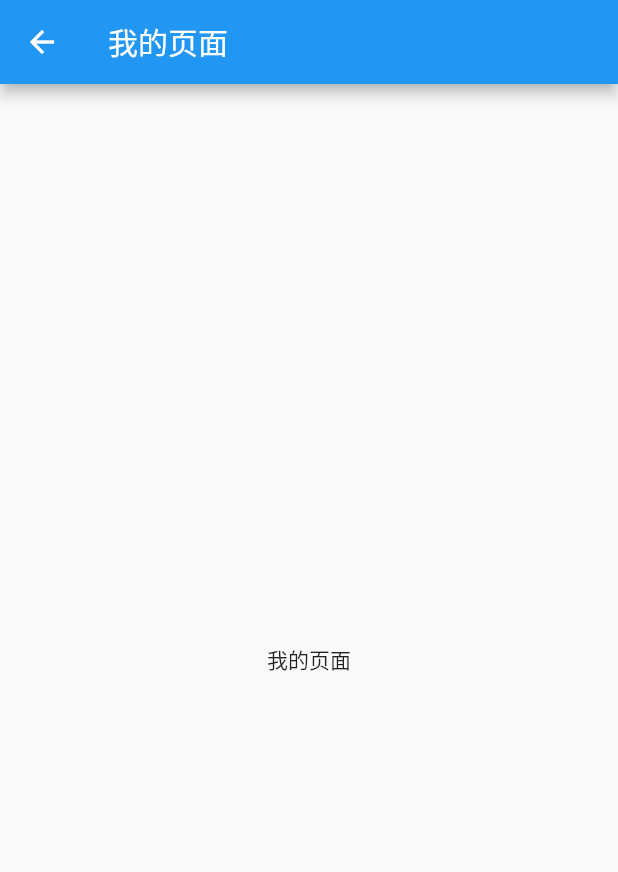
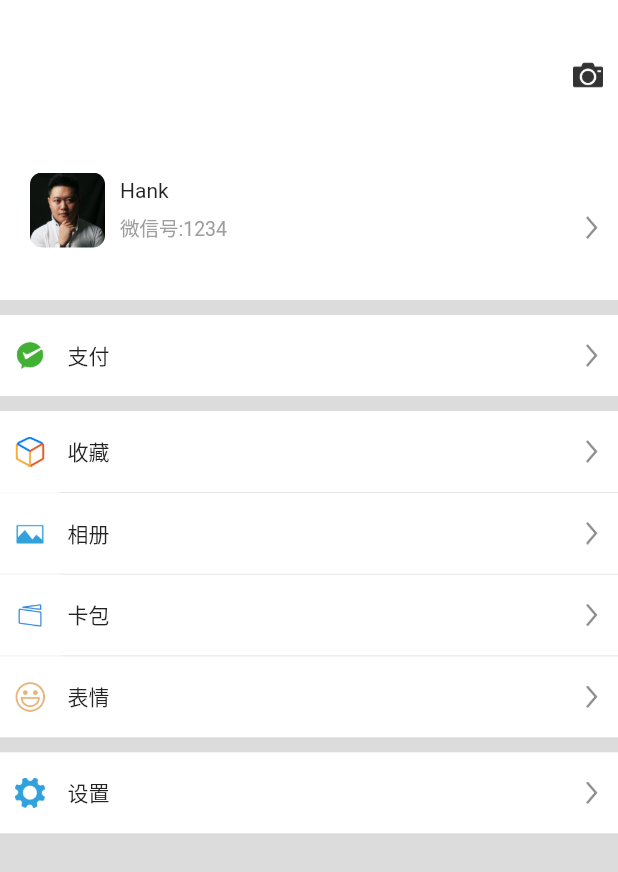
Before and after one commit to MonaHuangFang/study, a Flutter app: the MinePage screen opened directly, on a phone screen of 412 x 824 dp. Shown: the top 872 px of the screen. Run offline on Flutter 3.47's test engine with Material 2 defaults, Android fonts, the phone set to English and light mode, and no system bars; network calls fail.

```diff
--- /dev/null
+++ b/flutter/wechat_app/lib/const.dart
@@ -0,0 +1,8 @@
+import 'package:flutter/material.dart';
+
+//主题颜色
+final Color themeColor = Color.fromRGBO(220, 220, 220, 1);
+
+//屏幕宽/高
+double ScreenWidth(BuildContext context) => MediaQuery.of(context).size.width;
+double ScreenHeight(BuildContext context) => MediaQuery.of(context).size.height;
--- a/flutter/wechat_app/lib/main.dart
+++ b/flutter/wechat_app/lib/main.dart
@@ -14,9 +14,10 @@
       theme: ThemeData(
         highlightColor: Color.fromRGBO(0, 0, 0, 0),
         splashColor: Color.fromRGBO(0, 0, 0, 0),
-        primarySwatch: Colors.blue,
+        primarySwatch: Colors.yellow,
       ),
       home: RootPage(),
+      debugShowCheckedModeBanner: false,
     );
   }
 }
--- a/flutter/wechat_app/lib/pages/discover/discover_cell.dart
+++ b/flutter/wechat_app/lib/pages/discover/discover_cell.dart
@@ -1,7 +1,7 @@
 import 'package:flutter/material.dart';
 import 'package:wechatapp/pages/discover/discover_detail.dart';
 
-class DiscoverCell extends StatelessWidget {
+class DiscoverCell extends StatefulWidget {
   final String icon;
   final String title;
   final String subTitle;
@@ -12,20 +12,41 @@
   const DiscoverCell({Key key, this.icon, this.title, this.subTitle, this.subImage, this.hasBottomLine = false, this.hasSection = false}) : super(key: key);
 
   @override
+  _DiscoverCellState createState() => _DiscoverCellState();
+}
+
+class _DiscoverCellState extends State<DiscoverCell> {
+  Color _currentColor = Colors.white;
+
+
+  @override
   Widget build(BuildContext context) {
     return GestureDetector(
         onTap: (){
+
           Navigator.of(context).push(MaterialPageRoute(
-          builder: (BuildContext context) => DiscoverDetailPage(title: title,)
+              builder: (BuildContext context) => DiscoverDetailPage(title: widget.title,)
           ));
-
+          setState(() {
+            _currentColor = Colors.white;
+          });
+        },
+        onTapDown: (TapDownDetails details){
+          setState(() {
+            _currentColor = Colors.grey;
+          });
+        },
+        onTapCancel: (){
+          setState(() {
+            _currentColor = Colors.white;
+          });
         },
         child: Column(
           children: [
-          hasSection ? SizedBox(height: 10,):Container(),
+            widget.hasSection ? SizedBox(height: 10,):Container(),
             Container(
               height: 54,
-            color: Colors.white,
+              color: _currentColor,
               padding: EdgeInsets.all(10),
               child: Row(
                 mainAxisAlignment: MainAxisAlignment.spaceBetween,
@@ -33,15 +54,15 @@
                 children: [
                   Row(
                     children: [
-                    Image(image: AssetImage(icon),width: 20,),
+                      Image(image: AssetImage(widget.icon),width: 20,),
                       SizedBox(width: 15,),
-                    Text(title),
+                      Text(widget.title),
                     ],
                   ),
                   Row(
                     children: [
-                    subTitle != null ? Text('$subTitle  ') : Container(),
-                    subImage != null ? Image.asset(subImage,width: 12,) :Container(),
+                      widget.subTitle != null ? Text('${widget.subTitle}  ') : Container(),
+                      widget.subImage != null ? Image.asset(widget.subImage,width: 12,) :Container(),
                       SizedBox(width: 5),
                       Image.asset('images/icon_right.png',width: 15,)
                     ],
@@ -49,7 +70,7 @@
                 ],
               ),
             ),
-          hasBottomLine ? Row(
+            widget.hasBottomLine ? Row(
               children: [
                 Container(
                   width: 40,
--- a/flutter/wechat_app/lib/pages/mine_page.dart
+++ b/flutter/wechat_app/lib/pages/mine_page.dart
@@ -1,5 +1,7 @@
 import 'package:flutter/cupertino.dart';
 import 'package:flutter/material.dart';
+import 'package:wechatapp/const.dart';
+import 'package:wechatapp/pages/discover/discover_cell.dart';
 
 class MinePage extends StatefulWidget {
   @override
@@ -7,14 +9,111 @@
 }
 
 class _MinePageState extends State<MinePage> {
+  Widget _headerWidget(){
+    return Container(
+      color: Colors.white,
+      height: 200,
+      child: Container(
+        margin: EdgeInsets.only(top: 100,bottom: 20),
+        padding: EdgeInsets.all(10),
+        child: Row(
+          crossAxisAlignment: CrossAxisAlignment.center,
+          children: [
+            //头像
+            Container(
+              margin: EdgeInsets.only(left: 10),
+              height: 50,
+              width: 50,
+              decoration: BoxDecoration(
+                borderRadius: BorderRadius.circular(8),
+                image: DecorationImage(image: AssetImage('images/Hank.png'))
+              ),
+            ),
+            Expanded(
+              child: Container(
+                margin: EdgeInsets.only(left: 10),
+                height: 50,
+                child: Column(
+                  mainAxisAlignment: MainAxisAlignment.spaceAround,
+                  crossAxisAlignment: CrossAxisAlignment.start,
+                  children: [
+                    Text('Hank'),
+                    Row(
+                      mainAxisAlignment: MainAxisAlignment.spaceBetween,
+                      children: [
+                        Text('微信号:1234',style: TextStyle(color: Colors.grey,fontSize: 13),),
+                        Image.asset('images/icon_right.png',width: 15,),
+                      ],
+                    )
+                  ],
+                ),
+              ),
+            )
+          ],
+        ),
+      ),
+    );
+  }
+
   @override
   Widget build(BuildContext context) {
     return Scaffold(
-      appBar: AppBar(
-        title: Text('我的页面'),
-      ),
-      body: Center(
-        child: Text('我的页面'),
+      body: Stack(
+        children: [
+          //列表
+          Container(
+            color: themeColor,
+            child: MediaQuery.removePadding(
+              removeTop: true,
+              context: context,
+              child: ListView(
+                children: [
+                  //头部
+                  _headerWidget(),
+                  DiscoverCell(
+                    icon: 'images/微信 支付.png',
+                    title: '支付',
+                    hasSection: true,
+                  ),
+                  DiscoverCell(
+                    icon: 'images/微信收藏.png',
+                    title: '收藏',
+                    hasSection: true,
+                    hasBottomLine: true,
+                  ),
+                  DiscoverCell(
+                    icon: 'images/微信相册.png',
+                    title: '相册',
+                    hasBottomLine: true,
+                  ),
+                  DiscoverCell(
+                    icon: 'images/微信卡包.png',
+                    title: '卡包',
+                    hasBottomLine: true,
+                  ),
+                  DiscoverCell(
+                    icon: 'images/微信表情.png',
+                    title: '表情',
+                  ),
+                  DiscoverCell(
+                    icon: 'images/微信设置.png',
+                    title: '设置',
+                    hasSection: true,
+                  ),
+                ],
+              ),
+            ),
+          ),
+          //相机
+          Positioned(
+            top: 40,
+            right: 10,
+            child: Image.asset(
+              "images/相机.png",
+              width: 20,
+            ),
+          )
+        ],
       ),
     );
   }
--- a/flutter/wechat_app/lib/root_page.dart
+++ b/flutter/wechat_app/lib/root_page.dart
@@ -1,7 +1,7 @@
 import "package:flutter/material.dart";
 import 'package:wechatapp/pages/chat_page.dart';
 import 'package:wechatapp/pages/discover/discover.dart';
-import 'package:wechatapp/pages/friends_page.dart';
+import 'package:wechatapp/pages/friends/friends_page.dart';
 import 'package:wechatapp/pages/mine_page.dart';
 
 class RootPage extends StatefulWidget {
@@ -10,7 +10,7 @@
 }
 
 class _RootPageState extends State<RootPage> {
-  int _currentIndex = 2;
+  int _currentIndex = 0;
   List<Widget> _pages = [ChatPage(), FriendsPage(), DiscoverPage(), MinePage()];
 
   @override
```
Also changed, not shown: flutter/wechat_app/lib/pages/chat_page.dart (+23 -1 lines), flutter/wechat_app/lib/pages/discover/discover.dart (+4 -3 lines), flutter/wechat_app/lib/pages/friends/friends_data.dart (added, +107 -0 lines), flutter/wechat_app/lib/pages/friends/friends_page.dart (added, +184 -0 lines), flutter/wechat_app/lib/pages/friends/index_bar.dart (added, +130 -0 lines), flutter/wechat_app/lib/pages/friends_page.dart (deleted, +0 -21 lines). Lines whose indentation alone changed are shown as unchanged.
